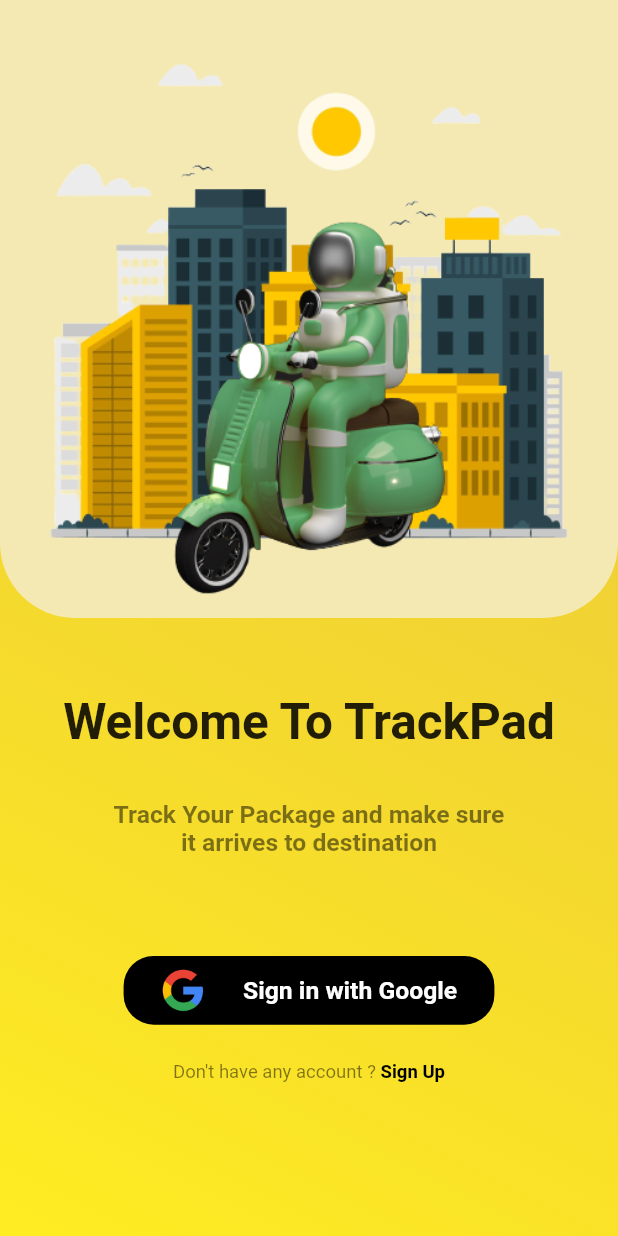
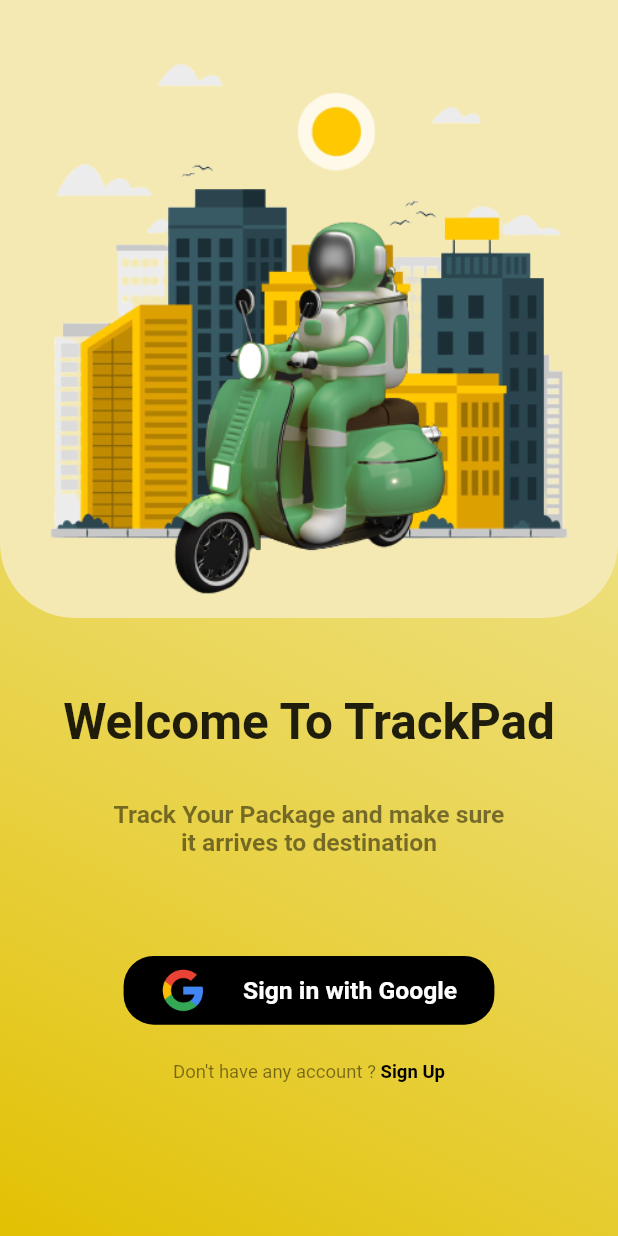
Before and after one commit to Yogabayu/PaketKUv2, a Flutter app: the screen it shows after launch, on a phone screen of 412 x 824 dp. Run offline on Flutter 3.47's test engine with Material 2 defaults, Android fonts, the phone set to English and light mode, and no system bars; our stand-ins replace get, get_storage.

Commit message:
urung sampe

```diff
--- a/lib/page/welcome.dart
+++ b/lib/page/welcome.dart
@@ -3,6 +3,7 @@
 import 'package:get/get.dart';
 import 'package:tracking/controller/theme_controller.dart';
 import 'package:tracking/constants/theme.dart';
+import 'package:tracking/page/dashboard.dart';
 
 //theme
 final themeController = Get.find<ThemeController>();
@@ -25,11 +26,13 @@
         body: Container(
           decoration: BoxDecoration(
               gradient: LinearGradient(
-            begin: Alignment.topRight,
-            end: Alignment.bottomLeft,
+            end: Alignment.topRight,
+            begin: Alignment.bottomLeft,
             colors: [
-              Color.fromARGB(156, 245, 196, 20),
-              Color.fromRGBO(255, 237, 34, 100),
+              // Color.fromARGB(156, 245, 196, 20),
+              // Color.fromRGBO(255, 237, 34, 100),
+              Color.fromARGB(251, 226, 192, 0),
+              Color.fromARGB(156, 255, 249, 183),
             ],
           )),
           child: ListView(
@@ -114,7 +117,8 @@
                       ],
                     ))),
                 onTap: () => {
-                  print("object"),
+                  // print("object"),
+                  Get.to(() => Dashboard()),
                 },
               ),
               SizedBox(
```
Also changed, not shown: lib/page/dashboard.dart (added, +46 -0 lines).
